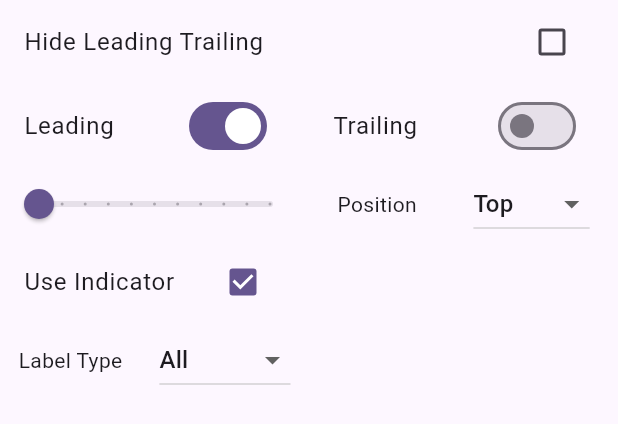
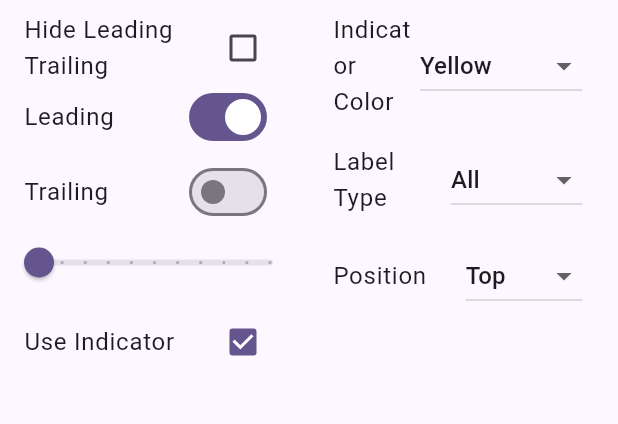
Before and after one commit to emowise/navigation_rail_example, a Flutter app: the Settings widget shown alone on an empty page, opened directly with empty values, on a phone screen of 412 x 824 dp. Shown: the top 424 px of the screen. Run offline on Flutter 3.47's test engine with Material 2 defaults, Android fonts, the phone set to English and light mode, and no system bars.

Commit message:
- Indicator color dropdown - Custom DropdownListTile

```diff
--- /dev/null
+++ b/lib/enums/indicator_color_types.dart
@@ -0,0 +1,11 @@
+import 'package:flutter/material.dart';
+
+enum IndicatorColorTypes{
+  yellow("Yellow",Colors.yellow),
+  white("White",Colors.white),
+  blue("Light Green",Colors.lightGreenAccent),;
+
+  final Color color;
+  final String name;
+  const IndicatorColorTypes(this.name,this.color);
+}
--- /dev/null
+++ b/lib/extensions/context_extensions.dart
@@ -0,0 +1,6 @@
+import 'package:flutter/cupertino.dart';
+
+extension ContextExtensions on BuildContext {
+  bool get isPortrait =>
+      MediaQuery.of(this).orientation == Orientation.portrait;
+}
--- a/lib/home_page.dart
+++ b/lib/home_page.dart
@@ -1,5 +1,8 @@
 import 'package:flutter/material.dart';
 import 'package:screen_orientation/constants.dart';
+import 'package:screen_orientation/enums/indicator_color_types.dart';
+import 'package:screen_orientation/enums/navigation_rail_type.dart';
+import 'package:screen_orientation/extensions/context_extensions.dart';
 import 'package:screen_orientation/widgets/settings.dart';
 
 class HomePage extends StatefulWidget {
@@ -13,13 +16,13 @@ class _HomePageState extends State<HomePage> {
   int selectedIndex = 0;
   double groupAlignment = -1.0;
   bool useLeading = true;
-  double railWidth = 50;
+  double railWidth = 60;
   bool useIndicator = true;
-  NavigationRailLabelType labelType = NavigationRailLabelType.all;
-  bool hideLeadingTrailing=false;
+  Color indicatorColor = IndicatorColorTypes.values.first.color;
+  NavigationRailLabelType labelType = NavigationRailType.values.first.labelType;
+  bool hideLeadingTrailing = false;
 
-  bool get isPortrait =>
-      MediaQuery.of(context).orientation == Orientation.portrait;
+
 
   @override
   Widget build(BuildContext context) {
@@ -27,12 +30,12 @@ class _HomePageState extends State<HomePage> {
       child: Scaffold(
         appBar: AppBar(
           backgroundColor: Colors.orange,
-          title:  Text(
-            isPortrait?"Bottom Navigation":"Navigation Rail",
-            style:const TextStyle(color: Colors.white),
+          title: Text(
+            context.isPortrait ? "Bottom Navigation" : "Navigation Rail",
+            style: const TextStyle(color: Colors.white),
           ),
         ),
-        bottomNavigationBar: isPortrait
+        bottomNavigationBar: context.isPortrait
             ? BottomNavigationBar(
                 backgroundColor: Colors.red,
                 items: Constants.bottomNavigationItemList,
@@ -50,7 +53,7 @@ class _HomePageState extends State<HomePage> {
             : null,
         body: Row(
           children: [
-            if (!isPortrait)
+            if (!context.isPortrait)
               NavigationRail(
                 selectedIndex: selectedIndex,
                 backgroundColor: Colors.red,
@@ -60,7 +63,7 @@ class _HomePageState extends State<HomePage> {
                         onPressed: null,
                       )
                     : null,
-                trailing: !useLeading&& !hideLeadingTrailing
+                trailing: !useLeading && !hideLeadingTrailing
                     ? const IconButton(
                         icon: Constants.navigationRailTrailingIcon,
                         onPressed: null,
@@ -72,7 +75,7 @@ class _HomePageState extends State<HomePage> {
                 unselectedIconTheme: Constants.unselectedIconTheme,
                 labelType: labelType,
                 groupAlignment: groupAlignment,
-                indicatorColor: Colors.yellow,
+                indicatorColor: indicatorColor,
                 useIndicator: useIndicator,
                 minWidth: railWidth,
                 selectedLabelTextStyle: Constants.selectedLabelStyle,
@@ -82,13 +85,16 @@ class _HomePageState extends State<HomePage> {
                   });
                 },
               ),
-            if (!isPortrait)
+            if (!context.isPortrait )
               const VerticalDivider(
                 width: 1,
                 thickness: 1,
               ),
             Expanded(
-              child: isPortrait? const Center(child: Text("Rotate your phone for navigation rail"),): Settings(
+              child: context.isPortrait
+                  ? const Center(
+                      child: Text("Rotate your phone for navigation rail"))
+                  : Settings(
                       onTapLeading: (value) {
                         setState(() {
                           useLeading = value;
@@ -108,13 +114,20 @@ class _HomePageState extends State<HomePage> {
                         setState(() {
                           labelType = value;
                         });
-                }, onPositionedChanged: (value) {
+                      },
+                      onPositionedChanged: (value) {
                         setState(() {
-                    groupAlignment=value;
+                          groupAlignment = value;
                         });
-              }, onHideLeadingTrailing: (value) {
+                      },
+                      onHideLeadingTrailing: (value) {
                         setState(() {
-                    hideLeadingTrailing=value;
+                          hideLeadingTrailing = value;
+                        });
+                      },
+                      onIndicatorColorChanged: (value) {
+                        setState(() {
+                          indicatorColor = value.color;
                         });
                       },
                     ),
--- /dev/null
+++ b/lib/widgets/dropdown_list_tile.dart
@@ -0,0 +1,32 @@
+import 'package:flutter/material.dart';
+
+class DropdownListTile<T> extends StatelessWidget {
+  final List<DropdownMenuItem<T>> items;
+  final Function(T? value) onChanged;
+  final T? labelType;
+  final Widget label;
+
+  const DropdownListTile(
+      {Key? key,
+      required this.items,
+      required this.onChanged,
+       this.labelType, required this.label})
+      : super(key: key);
+
+  @override
+  Widget build(BuildContext context) {
+    return ListTile(
+      title: Row(
+        children: [
+          Expanded(child: label),
+          DropdownButton<T>(
+              value: labelType??items.first.value,
+              items: items,
+              onChanged: (value) {
+                onChanged(value);
+              })
+        ],
+      ),
+    );
+  }
+}
--- a/lib/widgets/settings.dart
+++ b/lib/widgets/settings.dart
@@ -1,14 +1,17 @@
 import 'package:flutter/material.dart';
+import 'package:screen_orientation/enums/indicator_color_types.dart';
 import 'package:screen_orientation/enums/navigation_rail_position.dart';
 import 'package:screen_orientation/enums/navigation_rail_type.dart';
+import 'package:screen_orientation/widgets/dropdown_list_tile.dart';
 
 class Settings extends StatefulWidget {
-  final Function(bool useLeading) onTapLeading;
-  final Function(bool hideLeadingTraining) onHideLeadingTrailing;
-  final Function(double railWidth) onChangeRailWidth;
-  final Function(bool useIndicator) onShowIndicator;
+  final Function(bool) onTapLeading;
+  final Function(bool) onHideLeadingTrailing;
+  final Function(double) onChangeRailWidth;
+  final Function(bool) onShowIndicator;
   final Function(NavigationRailLabelType) onLabelType;
-  final Function(double railPositio) onPositionedChanged;
+  final Function(double) onPositionedChanged;
+  final Function(IndicatorColorTypes) onIndicatorColorChanged;
 
   const Settings(
       {Key? key,
@@ -17,7 +20,8 @@ class Settings extends StatefulWidget {
       required this.onShowIndicator,
       required this.onLabelType,
       required this.onPositionedChanged,
-      required this.onHideLeadingTrailing})
+      required this.onHideLeadingTrailing,
+      required this.onIndicatorColorChanged})
       : super(key: key);
 
   @override
@@ -26,35 +30,38 @@ class Settings extends StatefulWidget {
 
 class _SettingsState extends State<Settings> {
   bool useLeading = true;
-  double railWidth = 50;
+  double railWidth = 60;
   bool useIndicator = true;
   NavigationRailType labelType = NavigationRailType.all;
   NavigationRailGroupAlignment groupAlignment =
       NavigationRailGroupAlignment.top;
+  IndicatorColorTypes indicatorColorType = IndicatorColorTypes.white;
   bool hideLeadingTrailing = false;
 
   @override
   Widget build(BuildContext context) {
-    return Column(
+    return Row(
       children: [
-        CheckboxListTile(
+        Expanded(
+            child: Column(
+          children: [
+            SizedBox(
+              height: 50,
+              child: CheckboxListTile(
                 title: const Text("Hide Leading Trailing"),
                 value: hideLeadingTrailing,
                 onChanged: (value) {
                   setState(() {
                     hideLeadingTrailing = value!;
                     widget.onHideLeadingTrailing(hideLeadingTrailing);
-
                   });
-            }),
-        Expanded(
-          child: Row(
-            children: [
-              Expanded(
-                  child: Column(
-                children: [
+                },
+              ),
+            ),
             Visibility(
                 visible: !hideLeadingTrailing,
+                child: SizedBox(
+                  height: 50,
                   child: SwitchListTile(
                       title: const Text("Leading"),
                       value: useLeading,
@@ -64,11 +71,26 @@ class _SettingsState extends State<Settings> {
                           widget.onTapLeading(useLeading);
                         });
                       }),
+                )),
+            Visibility(
+              visible: !hideLeadingTrailing,
+              child: SizedBox(
+                height: 50,
+                child: SwitchListTile(
+                    title: const Text("Trailing"),
+                    value: !useLeading,
+                    onChanged: (value) {
+                      useLeading = !value;
+                      widget.onTapLeading(useLeading);
+                    }),
               ),
-                  Slider(
+            ),
+            SizedBox(
+              height: 50,
+              child: Slider(
                   label: "Rail Width",
                   divisions: 10,
-                      min: 50,
+                  min: 60,
                   max: 150,
                   value: railWidth,
                   onChanged: (value) {
@@ -77,7 +99,10 @@ class _SettingsState extends State<Settings> {
                       widget.onChangeRailWidth(railWidth);
                     });
                   }),
-                  CheckboxListTile(
+            ),
+            SizedBox(
+              height: 50,
+              child: CheckboxListTile(
                   title: const Text("Use Indicator"),
                   value: useIndicator,
                   onChanged: (value) {
@@ -86,12 +111,22 @@ class _SettingsState extends State<Settings> {
                       widget.onShowIndicator(useIndicator);
                     });
                   }),
-                  Row(
-                    mainAxisAlignment: MainAxisAlignment.spaceAround,
+            ),
+          ],
+        )),
+        Expanded(
+            child: Column(
           children: [
-                      const Text("Label Type"),
-                      DropdownButton<NavigationRailType>(
-                          value: labelType,
+            DropdownListTile<IndicatorColorTypes>(
+                items: IndicatorColorTypes.values
+                    .map((e) => DropdownMenuItem(value: e, child: Text(e.name)))
+                    .toList(),
+                onChanged: (value) {
+                  widget.onIndicatorColorChanged(value!);
+                },
+                label: const Text("Indicator Color")),
+            DropdownListTile<NavigationRailType>(
+                label: const Text("Label Type"),
                 items: NavigationRailType.values
                     .map((e) => DropdownMenuItem<NavigationRailType>(
                         value: e, child: Text(e.name)))
@@ -101,47 +136,24 @@ class _SettingsState extends State<Settings> {
                     labelType = value!;
                     widget.onLabelType(labelType.labelType);
                   });
-                          })
-                    ],
-                  )
-                ],
-              )),
-              Expanded(
-                  child: Column(
-                children: [
-                  Visibility(
-                    visible: !hideLeadingTrailing,
-                    child: SwitchListTile(
-                        title: const Text("Trailing"),
-                        value: !useLeading,
-                        onChanged: (value) {
-                          useLeading = !value;
-                          widget.onTapLeading(useLeading);
-                        }),
-                  ),
-                  Row(
-                    mainAxisAlignment: MainAxisAlignment.spaceAround,
-                    children: [
-                      const Text("Position"),
-                      DropdownButton<NavigationRailGroupAlignment>(
-                          value: groupAlignment,
+                },
+                labelType: labelType),
+            DropdownListTile<NavigationRailGroupAlignment>(
               items: NavigationRailGroupAlignment.values
-                              .map((e) =>
-                                  DropdownMenuItem(value: e, child: Text(e.name)))
+                  .map((e) => DropdownMenuItem(value: e, child: Text(e.name)))
                   .toList(),
               onChanged: (value) {
                 setState(() {
                   groupAlignment = value!;
                   widget.onPositionedChanged(groupAlignment.position);
                 });
-                          })
-                    ],
-                  )
+              },
+              labelType: groupAlignment,
+              label: const Text("Position"),
+            ),
+
           ],
         ))
-            ],
-          ),
-        ),
       ],
     );
   }
```
Lines whose indentation alone changed are shown as unchanged.
